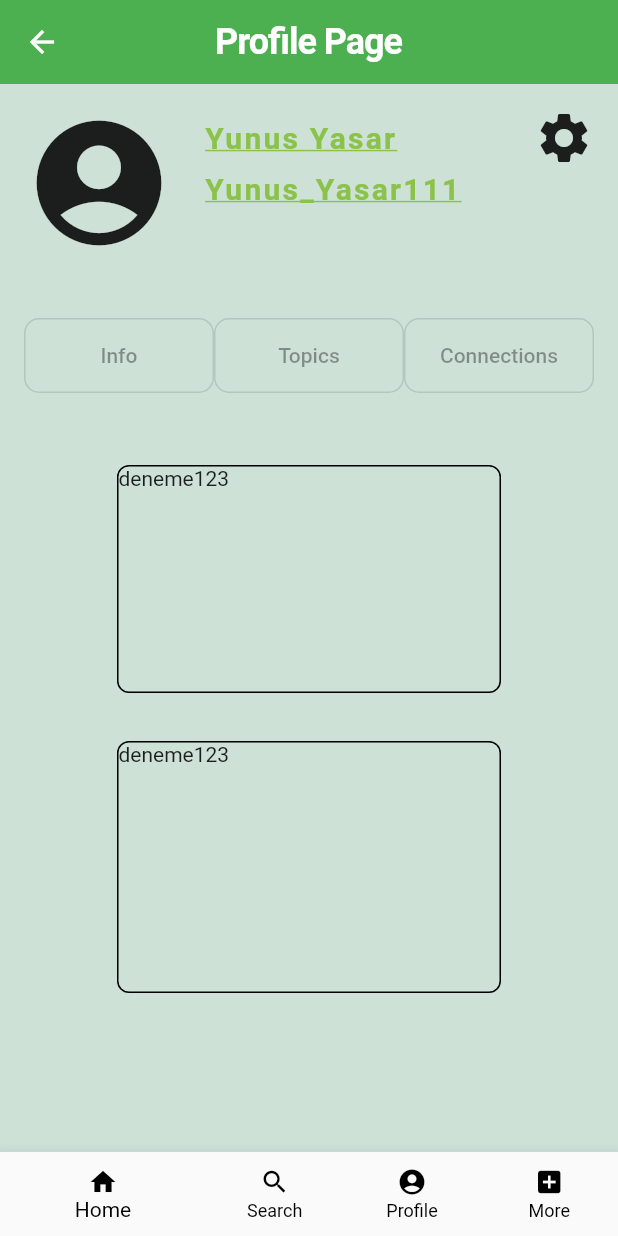
After one commit to NacNaktu/CS310-App, a Flutter app: the Profile screen opened by its route, on a phone screen of 412 x 824 dp. The commit adds this screen. Run offline on Flutter 3.47's test engine with Material 2 defaults, Android fonts, the phone set to English and light mode, and no system bars; our stand-ins replace email_validator, shared_preferences; accounts and stored records are empty; network calls fail.

Commit message:
Added pages

```diff
--- /dev/null
+++ b/lib/routes/profile.dart
@@ -0,0 +1,183 @@
+import 'package:cs310_app/utils/color.dart';
+import 'package:cs310_app/utils/styles.dart';
+import 'package:flutter/material.dart';
+
+class Profile extends StatefulWidget {
+  @override
+  _ProfileState createState() => _ProfileState();
+}
+
+class _ProfileState extends State<Profile> {
+  String mail, pass, pass2, name, userName;
+  bool _isRecording = true;
+
+  var routes = {
+    0 : '/welcome',
+    1 : '/login',
+  };
+
+  void onTap (int index)  {
+    Navigator.pushNamed(context, routes[index]);
+  }
+
+  final _formKey = GlobalKey<FormState>();
+
+  @override
+  Widget build(BuildContext context) {
+    return Scaffold(
+      backgroundColor: AppColors.background,
+      appBar: AppBar(
+        title: Text(
+          'Profile Page',
+          style: appBarStyle,
+        ),
+        backgroundColor: AppColors.appBarColour,
+        centerTitle: true,
+        elevation: 0.0,
+      ),
+      body: Padding(
+        padding: EdgeInsets.all(0),
+        child: Column(
+          children: [
+            Container(
+              height: 140,
+              padding: EdgeInsets.all(16),
+              child: Row(
+                mainAxisAlignment: MainAxisAlignment.spaceBetween,
+                crossAxisAlignment: CrossAxisAlignment.start,
+                children: <Widget>[
+                  Row(
+                    crossAxisAlignment: CrossAxisAlignment.start,
+                    children: <Widget>[
+                      Icon(
+                        Icons.account_circle,
+                        size: 100.0,
+                      ),
+                      Padding(
+                        padding: const EdgeInsets.fromLTRB(20,0,0,0),
+                        child: Column(
+                          crossAxisAlignment: CrossAxisAlignment.start,
+                          children: <Widget>[
+                            Text("Yunus Yasar",style: underlinedStyle,
+                            ),
+
+
+                            Text("Yunus_Yasar111",style: underlinedStyle,)
+                          ],
+                        ),
+                      ),
+
+                    ],
+                  ),
+
+                  Icon(
+                    Icons.settings,
+                    size: 40.0,
+                  )
+                ],
+              ),
+            ),
+            Container(
+              padding: EdgeInsets.all(16),
+              child: Row(
+                mainAxisAlignment: MainAxisAlignment.center,
+                children: [
+                  Expanded(child: OutlinedButton(style:profilePageButtonStyle, onPressed: null, child: Text("Info"))),
+                  Expanded(child: OutlinedButton(style:profilePageButtonStyle, onPressed: null, child: Text("Topics"))),
+                  Expanded(child: OutlinedButton(style:profilePageButtonStyle, onPressed: null, child: Text("Connections"))),
+
+                ],
+              ),
+            ),
+            Container(
+              padding: const EdgeInsets.fromLTRB(32,32,32,16),
+              width: 320.0,
+              height: 200.0,
+              child: Container(
+                  child: Text("deneme123"),
+                  decoration: new BoxDecoration(
+                    color: Colors.transparent,
+                    border: Border.all(color: Colors.black),
+                    shape:
+                    _isRecording ? BoxShape.rectangle : BoxShape.circle,
+                    borderRadius: _isRecording
+                        ? BorderRadius.all(Radius.circular(8.0))
+                        : null,
+                  )
+              ),
+            ),
+            Container(
+              padding: const EdgeInsets.fromLTRB(32,16,32,16),
+              width: 320.0,
+              height: 200.0,
+              child: Container(
+                  child: Text("deneme123"),
+                  decoration: new BoxDecoration(
+                    color: Colors.transparent,
+                    border: Border.all(color: Colors.black),
+                    shape:
+                    _isRecording ? BoxShape.rectangle : BoxShape.circle,
+                    borderRadius: _isRecording
+                        ? BorderRadius.all(Radius.circular(8.0))
+                        : null,
+                  )
+              ),
+            ),
+            /*   Container(
+              color: Colors.red,
+              child: Row(
+                mainAxisAlignment: MainAxisAlignment.spaceAround,
+                children: <Widget>[
+                  IconButton(
+                    icon: const Icon(Icons.home),
+                    iconSize: 40.0,
+                  ),
+                  IconButton(
+                    icon: const Icon(Icons.search),
+                    iconSize: 40.0,
+                  ),
+                  IconButton(
+                    icon: const Icon(Icons.account_circle),
+                    iconSize: 40.0,
+                  ),
+                  IconButton(
+                    icon: const Icon(Icons.add_box),
+                    iconSize: 40.0,
+                  ),
+
+
+                ],
+              ),
+            )  */
+          ],
+        ),
+      ),
+      bottomNavigationBar: BottomNavigationBar(
+        items: const <BottomNavigationBarItem>[
+          BottomNavigationBarItem(
+            icon: Icon(Icons.home),
+            label: 'Home',
+          ),
+          BottomNavigationBarItem(
+            icon: Icon(Icons.search),
+            label: 'Search',
+          ),
+          BottomNavigationBarItem(
+            icon: Icon(Icons.account_circle),
+            label: 'Profile',
+          ),
+          BottomNavigationBarItem(
+            icon: Icon(Icons.add_box),
+            label: 'More',
+          ),
+        ],
+        iconSize: 20,
+        backgroundColor: Colors.black,
+        fixedColor: Colors.black,
+        unselectedItemColor: Colors.black,
+        showUnselectedLabels: true,
+        onTap: (index) => onTap(index),
+      ),
+    );
+  }
+}
--- /dev/null
+++ b/lib/utils/classes.dart
@@ -0,0 +1,6 @@
+class Notif {
+  String note;
+  String date;
+
+  Notif({this.note, this.date});
+}
--- a/lib/utils/styles.dart
+++ b/lib/utils/styles.dart
@@ -57,3 +57,21 @@ final errorStyle = TextStyle(
   fontSize: 12.0,
   fontWeight: FontWeight.bold,
 );
+
+final underlinedStyle = TextStyle(
+    color: AppColors.textColor,
+    fontSize: 20,
+    fontWeight: FontWeight.bold,
+    height: 1.7,
+    decoration: TextDecoration.underline,
+    letterSpacing: 1.5
+
+);
+
+final ButtonStyle profilePageButtonStyle = TextButton.styleFrom(
+  primary: Colors.black87,
+  minimumSize: Size(100, 50),
+  shape: const RoundedRectangleBorder(
+    borderRadius: BorderRadius.all(Radius.circular(10.0)),
+  ),
+);
```
Also changed, not shown: lib/main.dart (+10 -8 lines), lib/models/bottomBar.dart (added, +31 -0 lines), lib/models/notification_card.dart (added, +46 -0 lines), lib/models/post_card.dart (added, +117 -0 lines), lib/routes/feed.dart (added, +28 -0 lines), lib/routes/notification.dart (added, +53 -0 lines), lib/routes/profile_settings.dart (added, +134 -0 lines).
